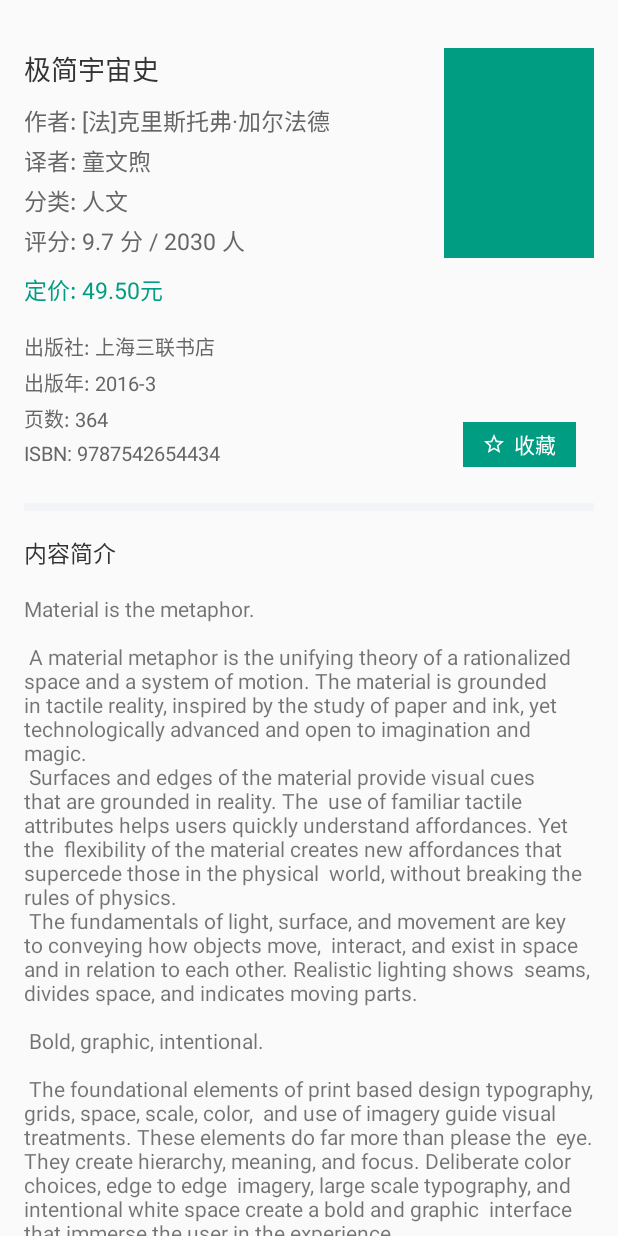
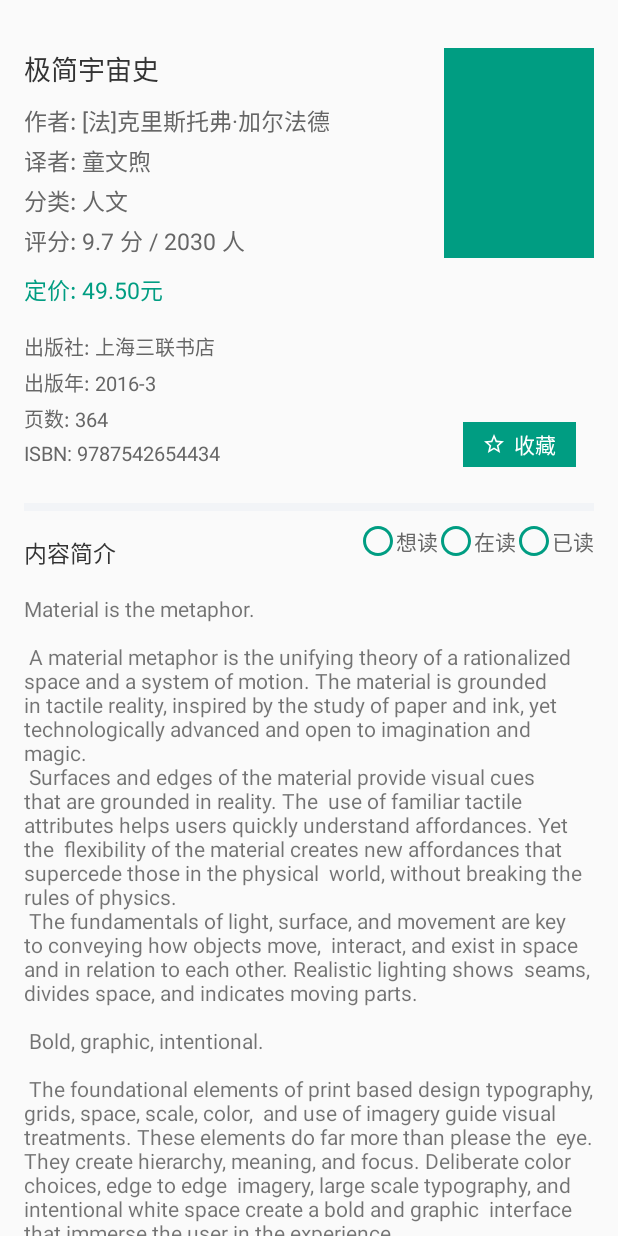
Before and after one commit to GzwJaaaelu/PrivateBook, an Android app: the layout content_book_detail.xml on its own in the app's theme, with its tools: preview values and no code run, on a phone screen of 412 x 824 dp. Run offline under Robolectric (Android 15) with nearby library versions, the phone set to English and light mode, and no system bars.

Commit message:
新增图书查看状态

```diff
--- /dev/null
+++ b/app/src/main/res/drawable/ic_radio_button_checked.xml
@@ -0,0 +1,9 @@
+<vector xmlns:android="http://schemas.android.com/apk/res/android"
+        android:width="24dp"
+        android:height="24dp"
+        android:viewportWidth="24.0"
+        android:viewportHeight="24.0">
+    <path
+        android:fillColor="#FF000000"
+        android:pathData="M12,7c-2.76,0 -5,2.24 -5,5s2.24,5 5,5 5,-2.24 5,-5 -2.24,-5 -5,-5zM12,2C6.48,2 2,6.48 2,12s4.48,10 10,10 10,-4.48 10,-10S17.52,2 12,2zM12,20c-4.42,0 -8,-3.58 -8,-8s3.58,-8 8,-8 8,3.58 8,8 -3.58,8 -8,8z"/>
+</vector>
--- /dev/null
+++ b/app/src/main/res/drawable/ic_radio_button_unchecked.xml
@@ -0,0 +1,9 @@
+<vector xmlns:android="http://schemas.android.com/apk/res/android"
+        android:width="24dp"
+        android:height="24dp"
+        android:viewportWidth="24.0"
+        android:viewportHeight="24.0">
+    <path
+        android:fillColor="#FF000000"
+        android:pathData="M12,2C6.48,2 2,6.48 2,12s4.48,10 10,10 10,-4.48 10,-10S17.52,2 12,2zM12,20c-4.42,0 -8,-3.58 -8,-8s3.58,-8 8,-8 8,3.58 8,8 -3.58,8 -8,8z"/>
+</vector>
--- /dev/null
+++ b/app/src/main/res/drawable/read_state_bg.xml
@@ -0,0 +1,7 @@
+<?xml version="1.0" encoding="utf-8"?>
+<selector xmlns:android="http://schemas.android.com/apk/res/android">
+    <item android:drawable="@drawable/ic_radio_button_checked" android:state_checked="true"/>
+
+    <item android:drawable="@drawable/ic_radio_button_unchecked" android:state_checked="false"/>
+
+</selector>
--- a/app/src/main/res/layout/content_book_detail.xml
+++ b/app/src/main/res/layout/content_book_detail.xml
@@ -1,9 +1,9 @@
 <?xml version="1.0" encoding="utf-8"?>
 <android.support.v4.widget.NestedScrollView
-    android:id="@+id/nsv_scroll"
     xmlns:android="http://schemas.android.com/apk/res/android"
     xmlns:app="http://schemas.android.com/apk/res-auto"
     xmlns:tools="http://schemas.android.com/tools"
+    android:id="@+id/nsv_scroll"
     android:layout_width="match_parent"
     android:layout_height="match_parent"
     app:layout_behavior="@string/appbar_scrolling_view_behavior"
@@ -66,15 +66,15 @@
 
         <RatingBar
             android:id="@+id/rb_ratingBar"
+            style="?android:attr/ratingBarStyleSmall"
             android:layout_width="wrap_content"
             android:layout_height="wrap_content"
+            android:layout_below="@id/tv_book_classify"
             android:layout_marginTop="3dp"
-            style="?android:attr/ratingBarStyleSmall"
-            android:layout_below="@id/tv_book_classify"
+            android:backgroundTint="@color/textThirdColor"
             android:numStars="5"
-            android:visibility="gone"
-            android:backgroundTint="@color/textThirdColor"
-            android:progressTint="@color/colorPrimary"/>
+            android:progressTint="@color/colorPrimary"
+            android:visibility="gone"/>
 
         <TextView
             android:id="@+id/tv_book_rating"
@@ -161,6 +161,7 @@
             android:layout_above="@id/view_split_line"
             android:layout_alignParentRight="true"
             android:layout_marginRight="12dp"
+            android:layout_marginTop="3dp"
             android:background="@drawable/btn_with_flat_ripple"
             android:gravity="center"
             android:orientation="horizontal">
@@ -181,6 +182,48 @@
                 android:textColor="@color/white"/>
 
         </LinearLayout>
+
+        <RadioGroup
+            android:id="@+id/rg_radio_state"
+            android:layout_width="wrap_content"
+            android:layout_height="wrap_content"
+            android:layout_alignParentRight="true"
+            android:layout_below="@id/view_split_line"
+            android:layout_marginTop="8dp"
+            android:orientation="horizontal">
+
+            <RadioButton
+                android:id="@+id/rb_wanna_read"
+                android:layout_width="wrap_content"
+                android:layout_height="wrap_content"
+                android:button="@drawable/read_state_bg"
+                android:checked="false"
+                android:text="@string/wanna_read"
+                android:textColor="@color/textsSecondColor"
+                app:buttonTint="@color/colorPrimary"/>
+
+
+            <RadioButton
+                android:id="@+id/rb_reading"
+                android:layout_width="wrap_content"
+                android:layout_height="wrap_content"
+                android:button="@drawable/read_state_bg"
+                android:checked="false"
+                android:text="@string/not_read"
+                android:textColor="@color/textsSecondColor"
+                app:buttonTint="@color/colorPrimary"/>
+
+            <RadioButton
+                android:id="@+id/rb_already_read"
+                android:layout_width="wrap_content"
+                android:layout_height="wrap_content"
+                android:button="@drawable/read_state_bg"
+                android:checked="false"
+                android:text="@string/already_read"
+                android:textColor="@color/textsSecondColor"
+                app:buttonTint="@color/colorPrimary"/>
+
+        </RadioGroup>
 
         <TextView
             android:id="@+id/tv_introduction"
--- a/app/src/main/res/layout/item_list_book.xml
+++ b/app/src/main/res/layout/item_list_book.xml
@@ -27,6 +27,8 @@
         android:layout_marginEnd="9dp"
         android:layout_marginStart="9dp"
         android:layout_marginTop="9dp"
+        android:maxLines="2"
+        android:ellipsize="end"
         android:layout_toEndOf="@id/iv_book_image"
         tools:text="极简宇宙史"/>
 
--- a/app/src/main/res/values/strings.xml
+++ b/app/src/main/res/values/strings.xml
@@ -109,7 +109,7 @@
     <string name="look_around">随便看看</string>
     <string name="private_book_total_price">藏书总价</string>
     <string name="delete_book">删除</string>
-    <string name="book_analyze">藏书基因分析</string>
+    <string name="book_analyze">藏书状态分析</string>
     <string name="action_share">分享</string>
 
 
@@ -153,6 +153,9 @@
     <string name="note_hint">☆ 本应用中只能添加笔记和查看笔记，暂不支持更新…</string>
     <string name="note_title">笔记标题</string>
     <string name="note_content">笔记内容</string>
+    <string name="wanna_read">想读</string>
+    <string name="already_read">已读</string>
+    <string name="not_read">在读</string>
     <integer name="wallapop_original_width">1024</integer>
     <integer name="wallapop_original_height">1024</integer>
 </resources>
--- a/common/src/main/java/com/jaaaelu/gzw/neteasy/model/AppDatabase.java
+++ b/common/src/main/java/com/jaaaelu/gzw/neteasy/model/AppDatabase.java
@@ -7,6 +7,7 @@ import com.raizlabs.android.dbflow.annotation.Database;
  */
 @Database(name = AppDatabase.NAME, version = AppDatabase.VERSION)
 public class AppDatabase {
-    public static final String NAME = "APP_DATABASE";
-    public static final int VERSION = 1;
+    static final String NAME = "APP_DATABASE";
+    static final int VERSION = 2;
+
 }
```
Also changed, not shown: app/src/main/java/com/jaaaelu/gzw/neteasy/privatebook/activities/BookDetailActivity.java (+78 -17 lines), app/src/main/java/com/jaaaelu/gzw/neteasy/privatebook/fragments/dialog/BookReviewAdapter.java (+14 -1 lines), app/src/main/java/com/jaaaelu/gzw/neteasy/privatebook/fragments/dialog/BookReviewDialog.java (+9 -2 lines), app/src/main/java/com/jaaaelu/gzw/neteasy/privatebook/fragments/statisticsbook/BookStatisticsFragment.java (+23 -13 lines), app/src/main/res/layout/activity_book_detail.xml (+4 -3 lines), common/src/main/java/com/jaaaelu/gzw/neteasy/model/Book.java (+32 -3 lines), common/src/main/java/com/jaaaelu/gzw/neteasy/model/Migration2.java (added, +23 -0 lines), common/src/main/java/com/jaaaelu/gzw/neteasy/util/BookManager.java (+8 -1 lines).
